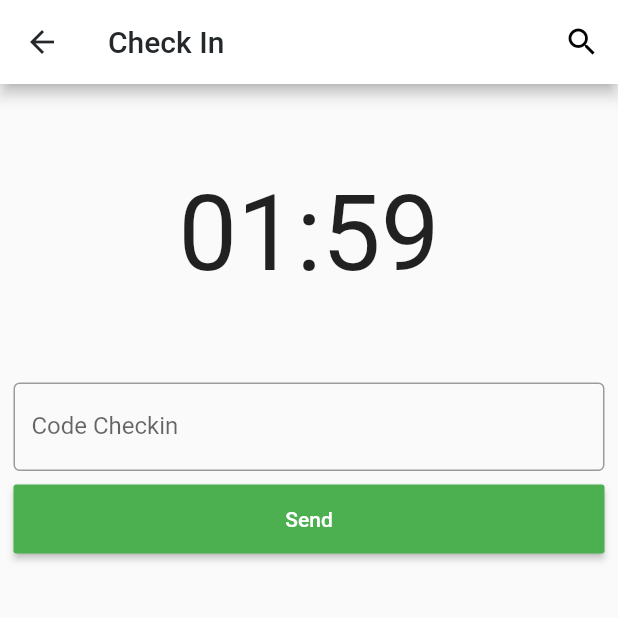
After one commit to Bakhrul/checkin_app, a Flutter app: the screen it shows after launch, after a tap on "Check in peserta", on a phone screen of 412 x 824 dp, the top half of it. The commit adds this screen. Run offline on Flutter 3.47's test engine with Material 2 defaults, Android fonts, the phone set to English and light mode, and no system bars.

Commit message:
count down

```diff
--- a/lib/dashboard.dart
+++ b/lib/dashboard.dart
@@ -171,7 +171,26 @@ class _DashboardState extends State<Dashboard> {
         ),
       ),
       body: SingleChildScrollView(
-        // padding: EdgeInsets.all(5.0),
+        child:
+        Column(
+          children: <Widget>[
+            FlatButton(
+            color: Colors.blue,
+            textColor: Colors.white,
+            onPressed:(){
+                Navigator.pushNamed(context, "/count_down");
+          },
+          child:Text('Check in peserta')
+          ),
+           FlatButton(
+            color: Colors.blue,
+            textColor: Colors.white,
+            onPressed:(){
+                Navigator.pushNamed(context, "/check_in");
+          },
+          child:Text('Buat Code Check In')
+          )
+        ]),
       ),
     );
   }
--- a/lib/main.dart
+++ b/lib/main.dart
@@ -6,12 +6,16 @@ import 'dashboard.dart';
 import 'pages/events_all/index.dart';
 import 'pages/event_follow/index.dart';
 import 'pages/events_personal/index.dart';
+import 'pages/check_in/check_in.dart';
+import 'pages/check_in/count_down.dart';
 
 Map<String, WidgetBuilder> routesX = <String, WidgetBuilder>{
   "/dashboard": (BuildContext context) => Dashboard(),
   "/semua_event" : (BuildContext context) => ManajemenEvent(),
   "/follow_event" : (BuildContext context) => ManajemeEventFollow(),
   "/personal_event" : (BuildContext context) => ManajemenEventPersonal(),
+  "/check_in" : (BuildContext context) => CheckIn(),
+  "/count_down" : (BuildContext context) => CountDown(),
 };
 void main() => runApp(MyApp());
 
--- /dev/null
+++ b/lib/pages/check_in/count_down.dart
@@ -0,0 +1,119 @@
+import 'package:flutter/material.dart';
+import 'dart:ui';
+import 'dart:async';
+
+class CountDown extends StatefulWidget{
+  CountDown({Key key}) : super(key : key);
+
+  @override
+  State<StatefulWidget> createState() {
+    return _CountDown();
+  }
+}
+
+class _CountDown extends State<CountDown>{
+
+Timer _timer;
+int _minutes = 2;
+int _seconds = 0;
+var _count = '00:00';
+bool disable;
+
+void initState() {
+        _seconds = _minutes * 60;
+        var _time = Duration(seconds: _seconds);
+        _count = '${(_time.inMinutes).toString().padLeft(2,'0')}:${(_time.inSeconds % 60).toString().padLeft(2,'0')}';
+        startTimer();
+    super.initState();
+  }
+
+void startTimer() {
+  const oneSec = const Duration(seconds: 1);
+  _timer = new Timer.periodic(
+    oneSec,
+    (Timer timer) {
+    if (this.mounted) {
+        return setState(
+          () {
+            if (_seconds < 1) {
+              timer.cancel();
+            } else {
+              _seconds -= 1;
+              var _time = Duration(seconds: _seconds);
+
+              _count = '${(_time.inMinutes).toString().padLeft(2,'0')}:${(_time.inSeconds % 60).toString().padLeft(2,'0')}';
+            }
+          },
+        );
+      }
+    }
+  );
+}
+
+  @override
+  Widget build(BuildContext context) {
+    return Scaffold(
+       appBar: new AppBar(
+          iconTheme: IconThemeData(
+            color: Color(0xff25282b),
+          ),
+          title: new Text(
+            "Check In",
+            style: TextStyle(
+              color: Color(0xff25282b),
+            ),
+          ),
+          actions: <Widget>[
+            IconButton(
+              icon: const Icon(
+                Icons.search,
+                color: Colors.black,
+              ),
+              tooltip: 'Notifikasi',
+              onPressed: () {},
+            ),
+          ],
+          backgroundColor: Colors.white
+          ),
+        body:
+            Padding(
+              padding: EdgeInsets.all(9.0),
+              child:
+            Column (
+                crossAxisAlignment: CrossAxisAlignment.center,
+              children: <Widget>[
+              Container(
+                padding: EdgeInsets.only(top:50,bottom:50),
+                child: Text(this._count,style: TextStyle(fontSize: 70))
+              ),
+              Container(
+                margin: EdgeInsets.only(top:8.0,bottom: 8.0),
+                child:
+                TextField(
+                  obscureText: false,
+                  decoration: InputDecoration(
+                    border: OutlineInputBorder(),
+                    labelText: 'Code Checkin',
+                    ),
+                  )
+              ),
+              Row(
+                children: <Widget>[
+                  Expanded(
+                  child:
+                  RaisedButton(
+                    padding : EdgeInsets.all(15.0),
+                    color: Colors.green,
+                    textColor: Colors.white,
+                    child:Text('Send'),
+                    onPressed:(){}
+                  )
+                )
+              ])
+            ])
+        )
+     );
+  }
+
+
+}
--- a/lib/routes/navigator.dart
+++ b/lib/routes/navigator.dart
@@ -13,4 +13,7 @@ class MyNavigator{
   static void goToPersonalEvent(BuildContext context){
     Navigator.pushNamed(context, "/personal_event");
   }
+  static void goToCountDown(BuildContext context){
+    Navigator.pushNamed(context, "/count_down");
+  }
 }
--- a/pubspec.yaml
+++ b/pubspec.yaml
@@ -24,6 +24,7 @@ dependencies:
   # Use with the CupertinoIcons class for iOS style icons.
   cupertino_icons: ^0.1.2
   shared_preferences: ^0.5.6
+  intl: ^0.15.0
 
 dev_dependencies:
   flutter_test:
```
Also changed, not shown: lib/pages/check_in/check_in.dart (added, +85 -0 lines), 1 other file.
